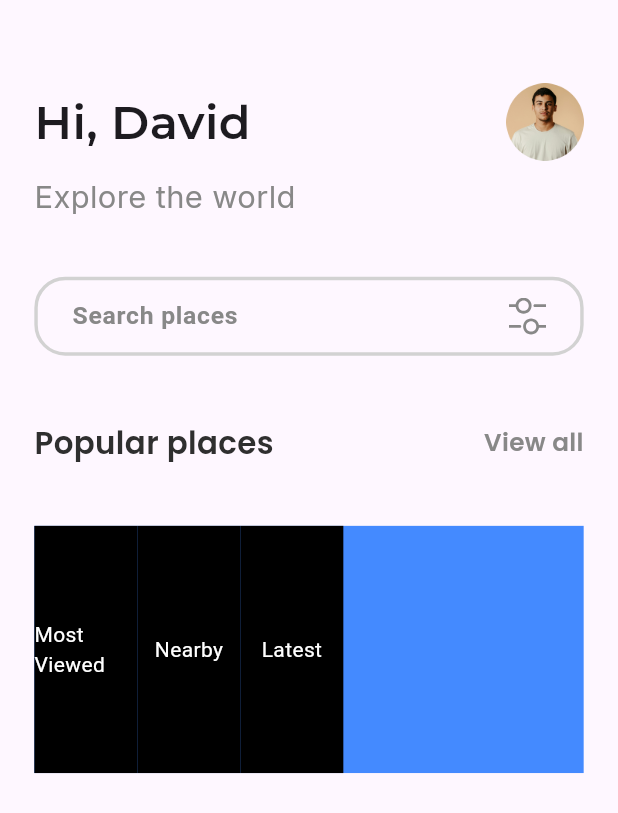
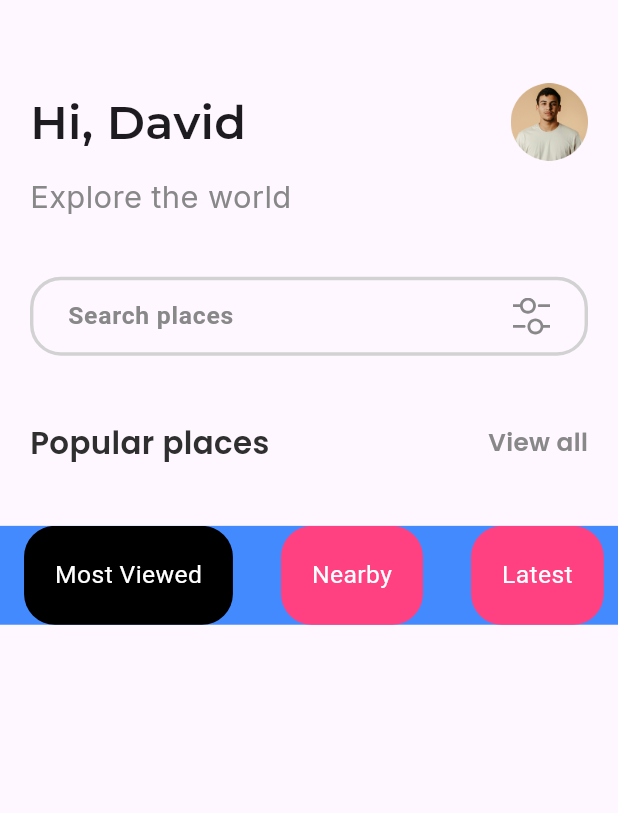
Before and after one commit to CodeCrypt05/Travel-App, a Flutter app: the screen it shows after launch, on a phone screen of 412 x 824 dp. Shown: the top 813 px of the screen. Run offline on Flutter 3.47's test engine with Material 3 defaults, Android fonts, the phone set to English and light mode, and no system bars; our stand-ins replace flutter_screenutil, flutter_svg, get, google_fonts.

Commit message:
slider created

```diff
--- a/lib/app/modules/home/controllers/home_controller.dart
+++ b/lib/app/modules/home/controllers/home_controller.dart
@@ -3,7 +3,7 @@ import 'package:get/get.dart';
 class HomeController extends GetxController {
   //TODO: Implement HomeController
 
-  final count = 0.obs;
+  RxInt position = 0.obs;
   @override
   void onInit() {
     super.onInit();
@@ -18,6 +18,4 @@ class HomeController extends GetxController {
   void onClose() {
     super.onClose();
   }
-
-  void increment() => count.value++;
 }
--- a/lib/app/modules/home/views/home_view.dart
+++ b/lib/app/modules/home/views/home_view.dart
@@ -12,11 +12,15 @@ class HomeView extends GetView<HomeController> {
   const HomeView({Key? key}) : super(key: key);
   @override
   Widget build(BuildContext context) {
+    final homeController = Get.find<HomeController>();
     return Scaffold(
-      body: Padding(
-        padding: EdgeInsets.symmetric(horizontal: 20.w),
+      body: Column(
+        mainAxisAlignment: MainAxisAlignment.start,
+        crossAxisAlignment: CrossAxisAlignment.start,
+        children: [
+          Padding(
+            padding: EdgeInsets.symmetric(horizontal: 20),
             child: Column(
-          mainAxisAlignment: MainAxisAlignment.start,
               crossAxisAlignment: CrossAxisAlignment.start,
               children: [
                 SizedBox(height: 54.h),
@@ -73,14 +77,16 @@ class HomeView extends GetView<HomeController> {
                   ],
                 ),
                 SizedBox(height: 40.h),
+              ],
+            ),
+          ),
           Container(
             color: Colors.blueAccent,
             width: double.infinity,
-              height: 160.h,
-              child: CustomTabsBar(),
+            height: 64.h,
+            child: CustomTabsBar(homeController: homeController),
           ),
         ],
-        ),
       ),
     );
   }
--- a/lib/app/widgets/custom_tabs.dart
+++ b/lib/app/widgets/custom_tabs.dart
@@ -1,30 +1,68 @@
 import 'package:flutter/material.dart';
 import 'package:flutter_screenutil/flutter_screenutil.dart';
+import 'package:get/get.dart';
+import 'package:google_fonts/google_fonts.dart';
+import 'package:travel_app/app/modules/home/controllers/home_controller.dart';
 
-class CustomTabsBar extends StatelessWidget {
-  CustomTabsBar({super.key});
+class CustomTabsBar extends StatefulWidget {
+  const CustomTabsBar({
+    super.key,
+    required this.homeController,
+  });
 
-  final List items = ["Most Viewed", "Nearby", "Latest"];
+  final HomeController homeController;
+
+  @override
+  State<CustomTabsBar> createState() => _CustomTabsBarState();
+}
+
+class _CustomTabsBarState extends State<CustomTabsBar> {
+  final List items = [
+    "Most Viewed",
+    "Nearby",
+    "Latest",
+    "Popular",
+    "Cheapest",
+  ];
 
   @override
   Widget build(BuildContext context) {
+    int pos = 0;
     return ListView.builder(
       itemCount: items.length,
       shrinkWrap: true,
       scrollDirection: Axis.horizontal,
       itemBuilder: (context, index) {
-          return Container(
-            height: 40.h,
-            width: 60.w,
-            color: Colors.black,
+        return Obx(
+          () => GestureDetector(
+            onTap: () {
+              widget.homeController.position.value = index;
+            },
+            child: Padding(
+              padding: EdgeInsets.symmetric(horizontal: 14.w),
+              child: Container(
+                height: 20.h,
+                decoration: BoxDecoration(
+                  borderRadius: BorderRadius.circular(20.r),
+                  color: widget.homeController.position.value == index
+                      ? Colors.black
+                      : Colors.pinkAccent,
+                ),
+                padding: EdgeInsets.symmetric(horizontal: 18.w),
                 alignment: Alignment.center,
                 child: Text(
                   items[index],
-              style: TextStyle(
+                  style: GoogleFonts.roboto(
                     color: Colors.white,
+                    fontSize: 16.sp,
+                    fontWeight: FontWeight.w400,
+                  ),
+                ),
+              ),
             ),
           ),
         );
-        });
+      },
+    );
   }
 }
```
Lines whose indentation alone changed are shown as unchanged.
